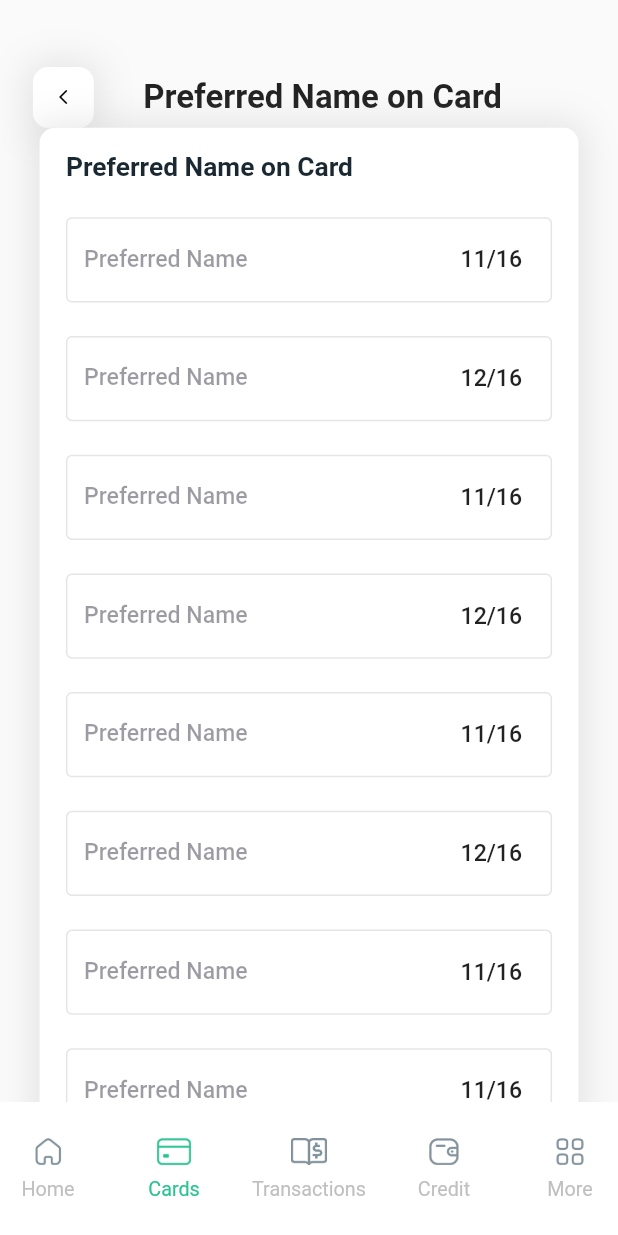
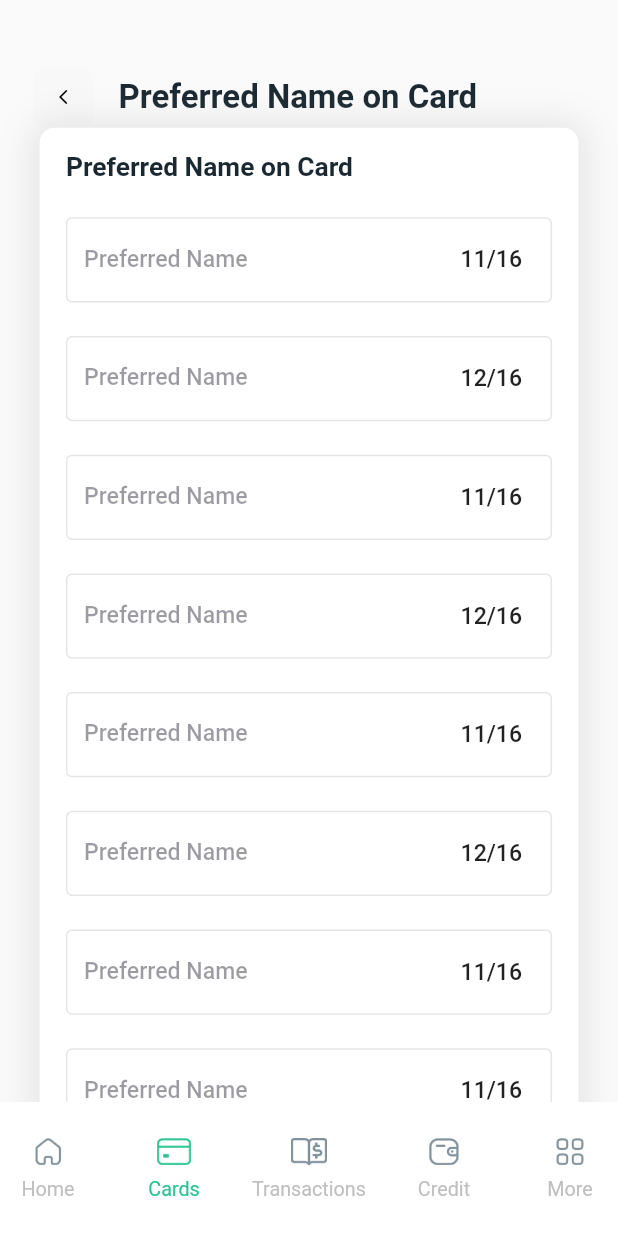
Before and after one commit to bestmycode/FlexMobileApp, a Flutter app: the NameOnCard screen opened directly, on a phone screen of 412 x 824 dp. Run offline on Flutter 3.47's test engine with Material 2 defaults, Android fonts, the phone set to English and light mode, and no system bars; our stand-ins replace expandable, localstorage; missing offline and left inert: country_pickers, indexed.

Commit message:
header backbutton style fix

```diff
--- a/lib/ui/main/cards/manage_limits.dart
+++ b/lib/ui/main/cards/manage_limits.dart
@@ -2,6 +2,7 @@ import 'package:flexflutter/ui/main/cards/physical_my_card.dart';
 import 'package:flexflutter/ui/main/cards/physical_team_card.dart';
 import 'package:flexflutter/ui/widgets/custom_bottom_bar.dart';
 import 'package:flexflutter/ui/widgets/custom_header.dart';
+import 'package:flexflutter/ui/widgets/custom_main_header.dart';
 import 'package:flexflutter/ui/widgets/custom_spacer.dart';
 import 'package:flexflutter/ui/widgets/custom_textfield.dart';
 import 'package:flutter/cupertino.dart';
@@ -73,7 +74,7 @@ class ManageLimitsState extends State<ManageLimits> {
                       child: Column(
                           children: [
                             const CustomSpacer(size: 44),
-                            const CustomHeader(title: 'Manage Limits'),
+                            const CustomMainHeader(title: 'Manage Limits'),
                             const CustomSpacer(size: 38),
                             cardDetailField(),
                             const CustomSpacer(size: 20),
--- a/lib/ui/main/cards/name_on_card.dart
+++ b/lib/ui/main/cards/name_on_card.dart
@@ -2,6 +2,7 @@ import 'dart:ui';
 
 import 'package:flexflutter/ui/widgets/custom_bottom_bar.dart';
 import 'package:flexflutter/ui/widgets/custom_header.dart';
+import 'package:flexflutter/ui/widgets/custom_main_header.dart';
 import 'package:flexflutter/ui/widgets/custom_spacer.dart';
 import 'package:flexflutter/ui/widgets/custom_textfield.dart';
 import 'package:flutter/cupertino.dart';
@@ -54,7 +55,7 @@ class NameOnCardState extends State<NameOnCard> {
                       child: Column(
                           children: [
                             const CustomSpacer(size: 44),
-                            const CustomHeader(title: 'Preferred Name on Card'),
+                            const CustomMainHeader(title: 'Preferred Name on Card'),
                             preferredNameOnCard(),
                             const CustomSpacer(size: 30),
                             buttonField(),
--- a/lib/ui/main/cards/physical_personal_card.dart
+++ b/lib/ui/main/cards/physical_personal_card.dart
@@ -1,6 +1,7 @@
 import 'package:flexflutter/ui/main/cards/view_limits.dart';
 import 'package:flexflutter/ui/widgets/custom_bottom_bar.dart';
 import 'package:flexflutter/ui/widgets/custom_header.dart';
+import 'package:flexflutter/ui/widgets/custom_main_header.dart';
 import 'package:flexflutter/ui/widgets/custom_spacer.dart';
 import 'package:flutter/cupertino.dart';
 import 'package:flutter/material.dart';
@@ -84,7 +85,7 @@ class PhysicalPersonalCardState extends State<PhysicalPersonalCard> {
                       child: Column(
                           children: [
                             const CustomSpacer(size: 44),
-                            const CustomHeader(title: 'Angel Matthew’s Card'),
+                            const CustomMainHeader(title: 'Angel Matthew’s Card'),
                             const CustomSpacer(size: 31),
                             cardDetailField(),
                             const CustomSpacer(size: 10),
--- a/lib/ui/main/cards/request_card.dart
+++ b/lib/ui/main/cards/request_card.dart
@@ -5,6 +5,7 @@ import 'package:flexflutter/ui/main/cards/physical_my_card.dart';
 import 'package:flexflutter/ui/main/cards/physical_team_card.dart';
 import 'package:flexflutter/ui/widgets/custom_bottom_bar.dart';
 import 'package:flexflutter/ui/widgets/custom_header.dart';
+import 'package:flexflutter/ui/widgets/custom_main_header.dart';
 import 'package:flexflutter/ui/widgets/custom_spacer.dart';
 import 'package:flexflutter/ui/widgets/custom_textfield.dart';
 import 'package:flutter/cupertino.dart';
@@ -93,7 +94,7 @@ class RequestCardState extends State<RequestCard> {
                       child: Column(
                           children: [
                             const CustomSpacer(size: 44),
-                            const CustomHeader(title: 'Request For Physical Card'),
+                            const CustomMainHeader(title: 'Request For Physical Card'),
                             const CustomSpacer(size: 38),
                             cardDetailField(),
                             const CustomSpacer(size: 20),
--- a/lib/ui/main/cards/view_limits.dart
+++ b/lib/ui/main/cards/view_limits.dart
@@ -2,6 +2,7 @@ import 'package:flexflutter/ui/main/cards/physical_my_card.dart';
 import 'package:flexflutter/ui/main/cards/physical_team_card.dart';
 import 'package:flexflutter/ui/widgets/custom_bottom_bar.dart';
 import 'package:flexflutter/ui/widgets/custom_header.dart';
+import 'package:flexflutter/ui/widgets/custom_main_header.dart';
 import 'package:flexflutter/ui/widgets/custom_spacer.dart';
 import 'package:flexflutter/ui/widgets/custom_textfield.dart';
 import 'package:flutter/cupertino.dart';
@@ -73,7 +74,7 @@ class ViewLimitsState extends State<ViewLimits> {
                       child: Column(
                           children: [
                             const CustomSpacer(size: 44),
-                            const CustomHeader(title: 'View Limits'),
+                            const CustomMainHeader(title: 'View Limits'),
                             const CustomSpacer(size: 38),
                             monthlyLimitField(),
                             const CustomSpacer(size: 20),
--- a/lib/ui/main/cards/virtual_card.dart
+++ b/lib/ui/main/cards/virtual_card.dart
@@ -3,6 +3,7 @@ import 'package:flexflutter/ui/main/cards/virtual_my_transaction.dart';
 import 'package:flexflutter/ui/main/cards/virtual_team_card.dart';
 import 'package:flexflutter/ui/widgets/custom_bottom_bar.dart';
 import 'package:flexflutter/ui/widgets/custom_header.dart';
+import 'package:flexflutter/ui/widgets/custom_main_header.dart';
 import 'package:flexflutter/ui/widgets/custom_spacer.dart';
 import 'package:flutter/cupertino.dart';
 import 'package:flutter/material.dart';
@@ -66,7 +67,7 @@ class VirtualCardsState extends State<VirtualCards> {
                             //       Text('Virtual Cards', style: TextStyle(fontSize: fSize(20), fontWeight: FontWeight.w600))
                             //     ]
                             // ),
-                            const CustomHeader(title: 'Virtual Cards'),
+                            const CustomMainHeader(title: 'Virtual Cards'),
                             const CustomSpacer(size: 38),
                             cardGroupField(),
                             const CustomSpacer(size: 31),
--- a/lib/ui/main/cards/virtual_personal_card.dart
+++ b/lib/ui/main/cards/virtual_personal_card.dart
@@ -1,5 +1,6 @@
 import 'package:flexflutter/ui/widgets/custom_bottom_bar.dart';
 import 'package:flexflutter/ui/widgets/custom_header.dart';
+import 'package:flexflutter/ui/widgets/custom_main_header.dart';
 import 'package:flexflutter/ui/widgets/custom_spacer.dart';
 import 'package:flutter/cupertino.dart';
 import 'package:flutter/material.dart';
@@ -73,7 +74,7 @@ class VirtualPersonalCardState extends State<VirtualPersonalCard> {
                       child: Column(
                           children: [
                             const CustomSpacer(size: 44),
-                            const CustomHeader(title: 'My Grab Expenses’ Trans...'),
+                            const CustomMainHeader(title: 'My Grab Expenses’ Trans...'),
                             const CustomSpacer(size: 31),
                             cardDetailField(),
                             const CustomSpacer(size: 10),
--- a/lib/ui/main/credit/credit_direct_debit.dart
+++ b/lib/ui/main/credit/credit_direct_debit.dart
@@ -1,6 +1,7 @@
 import 'package:flexflutter/constants/constants.dart';
 import 'package:flexflutter/ui/widgets/custom_bottom_bar.dart';
 import 'package:flexflutter/ui/widgets/custom_header.dart';
+import 'package:flexflutter/ui/widgets/custom_main_header.dart';
 import 'package:flexflutter/ui/widgets/signup_progress_header.dart';
 import 'package:flutter/cupertino.dart';
 import 'package:flutter/material.dart';
@@ -50,7 +51,7 @@ class CreditDirectDebitScreenState extends State<CreditDirectDebitScreen> {
                         child: Column(
                             children: [
                               const CustomSpacer(size: 44),
-                              const CustomHeader(title: 'Flex PLUS Credit'),
+                              const CustomMainHeader(title: 'Flex PLUS Credit'),
                               const CustomSpacer(size: 21),
                               titleField(),
                               const CustomSpacer(size: 29),
--- a/lib/ui/main/credit/credit_manually_trasfer.dart
+++ b/lib/ui/main/credit/credit_manually_trasfer.dart
@@ -1,6 +1,7 @@
 import 'package:flexflutter/constants/constants.dart';
 import 'package:flexflutter/ui/widgets/custom_bottom_bar.dart';
 import 'package:flexflutter/ui/widgets/custom_header.dart';
+import 'package:flexflutter/ui/widgets/custom_main_header.dart';
 import 'package:flexflutter/ui/widgets/signup_progress_header.dart';
 import 'package:flutter/cupertino.dart';
 import 'package:flutter/material.dart';
@@ -58,7 +59,7 @@ class CreditManuallyTransferScreenState extends State<CreditManuallyTransferScre
                         child: Column(
                             children: [
                               const CustomSpacer(size: 44),
-                              const CustomHeader(title: 'Flex PLUS Credit'),
+                              const CustomMainHeader(title: 'Flex PLUS Credit'),
                               const CustomSpacer(size: 21),
                               titleField(),
                               const CustomSpacer(size: 29),
--- a/lib/ui/main/credit/credit_payment.dart
+++ b/lib/ui/main/credit/credit_payment.dart
@@ -4,6 +4,7 @@ import 'package:flexflutter/ui/main/credit/credit_manually_trasfer.dart';
 import 'package:flexflutter/ui/main/credit/credit_paynow.dart';
 import 'package:flexflutter/ui/widgets/custom_bottom_bar.dart';
 import 'package:flexflutter/ui/widgets/custom_header.dart';
+import 'package:flexflutter/ui/widgets/custom_main_header.dart';
 import 'package:flexflutter/ui/widgets/signup_progress_header.dart';
 import 'package:flutter/cupertino.dart';
 import 'package:flutter/material.dart';
@@ -79,7 +80,7 @@ class CreditPaymentScreenState extends State<CreditPaymentScreen> {
                         child: Column(
                             children: [
                               const CustomSpacer(size: 44),
-                              const CustomHeader(title: 'Flex PLUS Credit'),
+                              const CustomMainHeader(title: 'Flex PLUS Credit'),
                               const CustomSpacer(size: 21),
                               titleField(),
                               const CustomSpacer(size: 29),
--- a/lib/ui/main/credit/credit_paynow.dart
+++ b/lib/ui/main/credit/credit_paynow.dart
@@ -1,6 +1,7 @@
 import 'package:flexflutter/constants/constants.dart';
 import 'package:flexflutter/ui/widgets/custom_bottom_bar.dart';
 import 'package:flexflutter/ui/widgets/custom_header.dart';
+import 'package:flexflutter/ui/widgets/custom_main_header.dart';
 import 'package:flexflutter/ui/widgets/signup_progress_header.dart';
 import 'package:flutter/cupertino.dart';
 import 'package:flutter/material.dart';
@@ -56,7 +57,7 @@ class CreditPayNowScreenState extends State<CreditPayNowScreen> {
                         child: Column(
                             children: [
                               const CustomSpacer(size: 44),
-                              const CustomHeader(title: 'Flex PLUS Credit'),
+                              const CustomMainHeader(title: 'Flex PLUS Credit'),
                               const CustomSpacer(size: 21),
                               titleField(),
                               const CustomSpacer(size: 29),
--- a/lib/ui/main/home/deposit_funds.dart
+++ b/lib/ui/main/home/deposit_funds.dart
@@ -1,6 +1,7 @@
 import 'package:flexflutter/constants/constants.dart';
 import 'package:flexflutter/ui/widgets/custom_bottom_bar.dart';
 import 'package:flexflutter/ui/widgets/custom_header.dart';
+import 'package:flexflutter/ui/widgets/custom_main_header.dart';
 import 'package:flexflutter/ui/widgets/signup_progress_header.dart';
 import 'package:flutter/cupertino.dart';
 import 'package:flutter/material.dart';
@@ -58,7 +59,7 @@ class DepositFundsScreenState extends State<DepositFundsScreen> {
                         child: Column(
                             children: [
                               const CustomSpacer(size: 44),
-                              const CustomHeader(title: 'Deposit Funds'),
+                              const CustomMainHeader(title: 'Deposit Funds'),
                               const CustomSpacer(size: 39),
                               depositFundsField(),
                               const CustomSpacer(size: 88),
--- /dev/null
+++ b/lib/ui/widgets/custom_main_header.dart
@@ -0,0 +1,51 @@
+import 'package:flutter/material.dart';
+import 'package:flexflutter/utils/scale.dart';
+
+class CustomMainHeader extends StatelessWidget {
+  final String title;
+
+  const CustomMainHeader({Key? key, this.title = "" }) : super(key: key);
+
+  @override
+  Widget build(BuildContext context) {
+    hScale(double scale) {
+      return Scale().hScale(context, scale);
+    }
+    wScale(double scale) {
+      return Scale().wScale(context, scale);
+    }
+    fSize(double size) {
+      return Scale().fSize(context, size);
+    }
+    return Row(
+        children: [
+          SizedBox(width: wScale(20)),
+          Container(
+            width: hScale(40),
+            height: hScale(40),
+            padding: EdgeInsets.zero,
+            decoration: BoxDecoration(
+              color: const Color(0xFFF5F5F5).withOpacity(0.4),
+              borderRadius: BorderRadius.only(
+                topLeft: Radius.circular(hScale(10)),
+                topRight: Radius.circular(hScale(10)),
+                bottomLeft: Radius.circular(hScale(10)),
+                bottomRight: Radius.circular(hScale(10)),
+              ),
+            ),
+            child: TextButton(
+                style: TextButton.styleFrom(
+                  primary: const Color(0xff70828D),
+                  padding: const EdgeInsets.all(0),
+                ),
+                child: const Icon( Icons.arrow_back_ios_rounded, color: Colors.black, size: 12,),
+                onPressed: () async {
+                  Navigator.of(context).pop();
+                }),
+          ),
+          SizedBox(width: wScale(15)),
+          Text(title, style: TextStyle(fontSize: fSize(20), fontWeight: FontWeight.w600, color: const Color(0xFF1A2831)))
+        ]
+    );
+  }
+}
```
Also changed, not shown: lib/ui/main/cards/physical_card.dart (+6 -2 lines).
